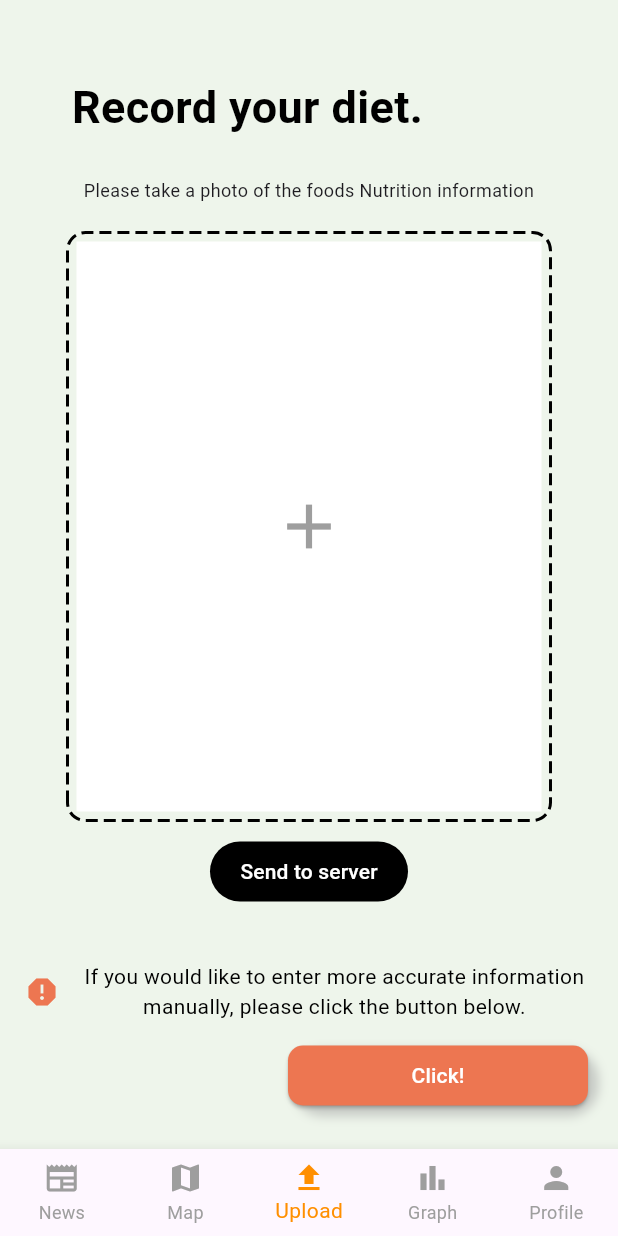
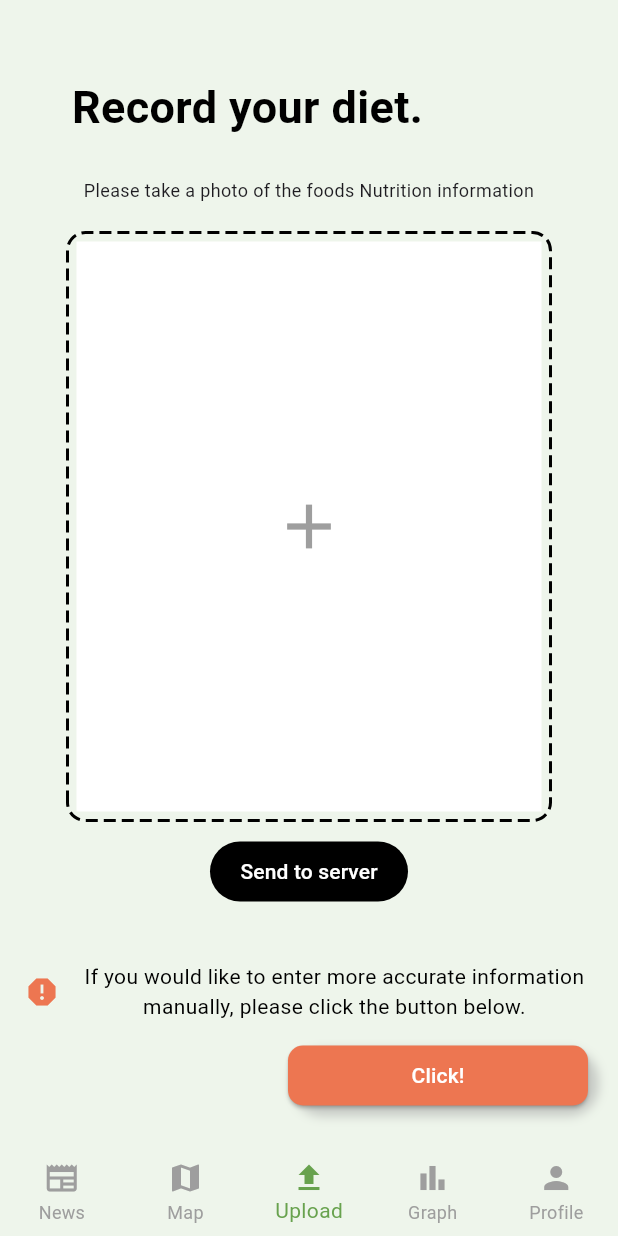
Before and after one commit to neoman-omyeon-go/Bigsasimi_FrontEnd, a Flutter app: the uploadScreen screen opened directly, on a phone screen of 412 x 824 dp. Run offline on Flutter 3.47's test engine with Material 3 defaults, Android fonts, the phone set to English and light mode, and no system bars; drawn by our look-alikes of dotted_border; our stand-ins replace cached_network_image, dio, flutter_native_splash, flutter_secure_storage, fluttertoast, geolocator and 1 more; missing offline and left inert: flutter_naver_map, uri_to_file; accounts and stored records are empty; network calls fail; Roboto replaces fonts that are missing (Pretendard); project files that could hold a hidden picture were left out.

Commit message:
Map UI Done

```diff
--- a/lib/Calander.dart
+++ b/lib/Calander.dart
@@ -387,7 +387,7 @@ class BarChartPainter extends CustomPainter {
   void paint(Canvas canvas, Size size) {
     final barWidth = size.width / 14;
     final barPaint = Paint()
-      ..color = Color.fromRGBO(152, 204, 107, 1.0)
+      ..color = Color.fromRGBO(90,154,68,1.0)
       ..style = PaintingStyle.fill;
 
     final data = [
--- a/lib/intakenGraph.dart
+++ b/lib/intakenGraph.dart
@@ -190,6 +190,7 @@ class _HealthInfoGraphState extends State<HealthInfoGraph> {
             ),
           ),
         ),
+        SizedBox(height: 20,),
       ],
     );
   }
--- a/lib/upload.dart
+++ b/lib/upload.dart
@@ -72,7 +72,12 @@ class _uploadScreenState extends State<uploadScreen> {
             ),
         ],
       ),
-      bottomNavigationBar: BottomNavigationBar(
+      bottomNavigationBar: ClipRRect(
+        borderRadius: BorderRadius.only(
+          // topLeft: Radius.circular(20.0),
+          // topRight: Radius.circular(20.0),
+        ),
+        child: BottomNavigationBar(
           type: BottomNavigationBarType.fixed,
           items: const <BottomNavigationBarItem>[
             BottomNavigationBarItem(
@@ -97,10 +102,14 @@ class _uploadScreenState extends State<uploadScreen> {
             ),
           ],
           currentIndex: _selectedIndex,
-        selectedItemColor: Colors.amber[800],
+          selectedItemColor: Color.fromRGBO(57, 133, 23, 0.7411764705882353),
           unselectedItemColor: Colors.grey,
           onTap: _onItemTapped,
+          backgroundColor: Color.fromRGBO(238, 245, 235, 1.0), // 원래의 배경색 유지
+          elevation: 0, // 그림자 제거
         ),
+      ),
+
     );
   }
 }
@@ -199,12 +208,12 @@ class _UploadScreenState extends State<UploadScreen> {
                 children: [
                   Image.network(
                     'http://175.45.204.16:8001${controlData['imgpath']}',
-                    width: 260,
-                    height: 150,
+                    width: 300,
+                    height: 200,
                     fit: BoxFit.cover,
                   ),
                   Padding(
-                    padding: const EdgeInsets.symmetric(vertical: 8.0),
+                    padding: const EdgeInsets.symmetric(vertical: 4.0),
                     child: TextFormField(
                       initialValue: controlData['calories'].toString(),
                       decoration: InputDecoration(labelText: 'calories'),
```
Also changed, not shown: lib/localMapRestaurant.dart (+5 -20 lines). Lines whose indentation alone changed are shown as unchanged.
